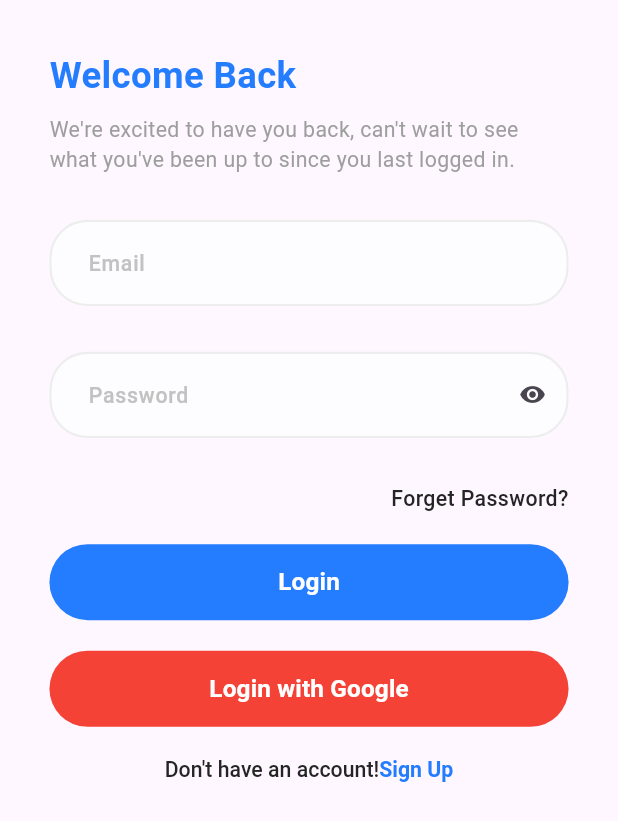
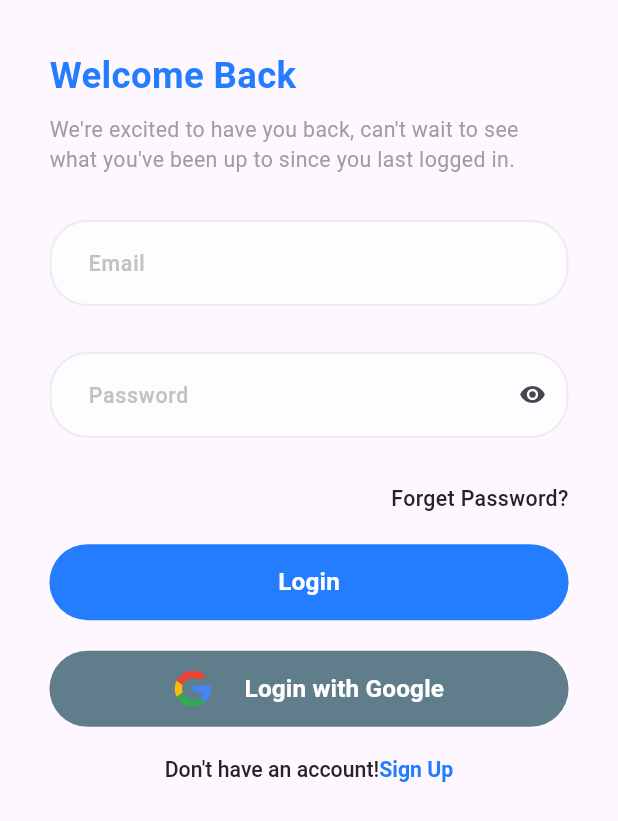
Before and after one commit to a7medAlqal3awyi/Firebase, a Flutter app: the HomeScreen screen opened by its route, after a tap on the "logout" icon, after a tap on "Login with Google", on a phone screen of 412 x 824 dp. Shown: the top 821 px of the screen. Run offline on Flutter 3.47's test engine with Material 3 defaults, Android fonts, the phone set to English and light mode, and no system bars; our stand-ins replace awesome_dialog, firebase_auth, firebase_core, flutter_screenutil, flutter_svg, google_sign_in; accounts and stored records are empty.

Commit message:
Added Login with google method

```diff
--- a/lib/core/widgets/app_text_button.dart
+++ b/lib/core/widgets/app_text_button.dart
@@ -1,5 +1,7 @@
+import 'package:fire_app/core/helper/spacing.dart';
 import 'package:flutter/material.dart';
 import 'package:flutter_screenutil/flutter_screenutil.dart';
+import 'package:flutter_svg/svg.dart';
 
 import '../themeing/app_colors.dart';
 
@@ -13,6 +15,7 @@ class AppTextButton extends StatelessWidget {
   final double? horizontalPadding;
   final double? buttonWidth;
   final double? buttonHeight;
+  final Widget? widget;
 
   const AppTextButton(
       {super.key,
@@ -24,7 +27,8 @@ class AppTextButton extends StatelessWidget {
       this.verticalPadding,
       this.horizontalPadding,
       this.buttonWidth,
-        this.buttonHeight});
+      this.buttonHeight,
+      this.widget});
 
   @override
   Widget build(BuildContext context) {
@@ -42,9 +46,16 @@ class AppTextButton extends StatelessWidget {
           backgroundColor: MaterialStatePropertyAll(
               backgroundColor ?? ColorManager.primary)),
       onPressed: onPressed,
-      child: Text(
-        buttonText ,
-        style: buttonTextStyle ,
+      child: Row(
+        mainAxisAlignment: MainAxisAlignment.center,
+        children: [
+          widget?? const SizedBox(),
+            widget != null? horizontalSpacing(20): const SizedBox(),
+          Text(
+            buttonText,
+            style: buttonTextStyle,
+          ),
+        ],
       ),
     );
   }
--- a/lib/features/home/ui/home_screen.dart
+++ b/lib/features/home/ui/home_screen.dart
@@ -2,9 +2,9 @@ import 'package:awesome_dialog/awesome_dialog.dart';
 import 'package:fire_app/core/helper/exetention.dart';
 import 'package:firebase_auth/firebase_auth.dart';
 import 'package:flutter/material.dart';
+import 'package:google_sign_in/google_sign_in.dart';
 
 import '../../../core/routing/routing.dart';
-
 
 class HomeScreen extends StatelessWidget {
   const HomeScreen({super.key});
@@ -12,37 +12,37 @@ class HomeScreen extends StatelessWidget {
   @override
   Widget build(BuildContext context) {
     return Scaffold(
-      appBar: AppBar(
-        title: const Text("Home"),
-        actions: [
+      appBar: AppBar(title: const Text("Home"), actions: [
         IconButton(
-              onPressed: () {
-                FirebaseAuth.instance.signOut();
+            onPressed: () async {
+              await FirebaseAuth.instance.signOut();
+              final GoogleSignIn googleUser = GoogleSignIn();
+              await googleUser.disconnect();
+
               context.pushReplacementNamed(Routes.loginScreen);
             },
             icon: const Icon(Icons.logout))
-
-   ]   ),
+      ]),
       body: SafeArea(
         child: Column(
           children: [
             Center(
               child: FirebaseAuth.instance.currentUser!.emailVerified
                   ? GestureDetector(
-                onTap: (){
+                      onTap: () {
                         AwesomeDialog(
                           context: context,
                           dialogType: DialogType.info,
                           title: 'Failed',
-                    desc:
-                    'The password provided is too weak.........',
+                          desc: 'The password provided is too weak.........',
                         ).show();
                       },
                       child: const Text("Welcome to Fire App"))
                   : MaterialButton(
                       color: Colors.red,
                       onPressed: () {
-                  FirebaseAuth.instance.currentUser!.sendEmailVerification();
+                        FirebaseAuth.instance.currentUser!
+                            .sendEmailVerification();
                       },
                       child: const Text("Please validate")),
             )
--- a/lib/features/login/ui/login_screen.dart
+++ b/lib/features/login/ui/login_screen.dart
@@ -7,6 +7,8 @@ import 'package:fire_app/features/login/widgets/dont_have_account.dart';
 import 'package:firebase_auth/firebase_auth.dart';
 import 'package:flutter/material.dart';
 import 'package:flutter_screenutil/flutter_screenutil.dart';
+import 'package:flutter_svg/svg.dart';
+import 'package:google_sign_in/google_sign_in.dart';
 
 import '../../../core/routing/routing.dart';
 import '../../../core/widgets/app_text_button.dart';
@@ -24,6 +26,31 @@ class _LoginScreenState extends State<LoginScreen> {
   TextEditingController passwordController = TextEditingController();
 
   var formKey = GlobalKey<FormState>();
+
+  Future signInWithGoogle() async {
+    // Trigger the authentication flow
+    final GoogleSignInAccount? googleUser = await GoogleSignIn().signIn();
+
+
+    if (googleUser== null){
+      return;
+    }
+
+    // Obtain the auth details from the request
+    final GoogleSignInAuthentication? googleAuth =
+        await googleUser.authentication;
+
+    // Create a new credential
+    final credential = GoogleAuthProvider.credential(
+      accessToken: googleAuth?.accessToken,
+      idToken: googleAuth?.idToken,
+    );
+
+    // Once signed in, return the UserCredential
+    await FirebaseAuth.instance.signInWithCredential(credential);
+    context.pushNamedAndRemoveUntil(Routes.homeScreen,
+        predicate: (isRoute) => false);
+  }
 
   @override
   Widget build(BuildContext context) {
@@ -98,11 +125,13 @@ class _LoginScreenState extends State<LoginScreen> {
                               .signInWithEmailAndPassword(
                                   email: emailController.text,
                                   password: passwordController.text);
-                          if(credential.user!.emailVerified){
-                            FirebaseAuth.instance.currentUser!.sendEmailVerification();
+                          if (credential.user!.emailVerified) {
+                            FirebaseAuth.instance.currentUser!
+                                .sendEmailVerification();
                             context.pushReplacementNamed(Routes.homeScreen);
-                          }else{
-                            FirebaseAuth.instance.currentUser!.sendEmailVerification();
+                          } else {
+                            FirebaseAuth.instance.currentUser!
+                                .sendEmailVerification();
 
                             AwesomeDialog(
                               context: context,
@@ -147,8 +176,11 @@ class _LoginScreenState extends State<LoginScreen> {
                   ),
                   verticalSpacing(20),
                   AppTextButton(
-                    backgroundColor: Colors.red,
-                    onPressed: () {},
+                    widget: SvgPicture.asset("assets/svgs/google.svg"),
+                    backgroundColor: Colors.blueGrey,
+                    onPressed: () {
+                      signInWithGoogle();
+                    },
                     buttonText: 'Login with Google',
                     buttonTextStyle: TextStyles.font16WhiteW600,
                   ),
--- a/pubspec.yaml
+++ b/pubspec.yaml
@@ -25,6 +25,8 @@ dependencies:
 
   # Flutter package to show beautiful dialogs(INFO,QUESTION,WARNING,SUCCESS,ERROR) with animations as simply as possible.
   awesome_dialog: ^3.2.0
+  #An SVG rendering and widget library for Flutter, which allows painting and displaying Scalable Vector Graphics 1.1 files.
+  flutter_svg: ^2.0.10+1
 
   flutter:
     sdk: flutter
@@ -42,8 +44,8 @@ flutter:
 
   uses-material-design: true
 
-  # assets:
-  #   - images/a_dot_burr.jpeg
+  assets:
+   - assets/svgs/
   #   - images/a_dot_ham.jpeg
 
   # An image asset can refer to one or more resolution-specific "variants", see
```
Also changed, not shown: assets/svgs/google.svg (added), pubspec.lock. Lines whose indentation alone changed are shown as unchanged.
